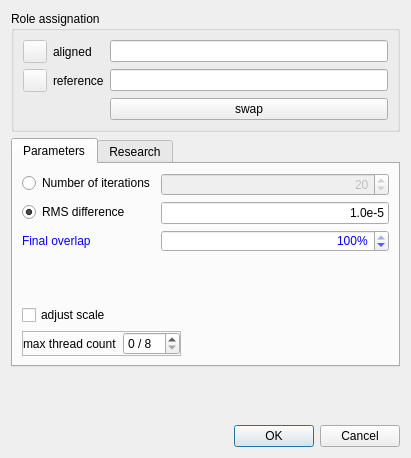
Qt form qCC/ui_templates/registrationDlg.ui (CloudCompare/CloudCompare) before a commit.
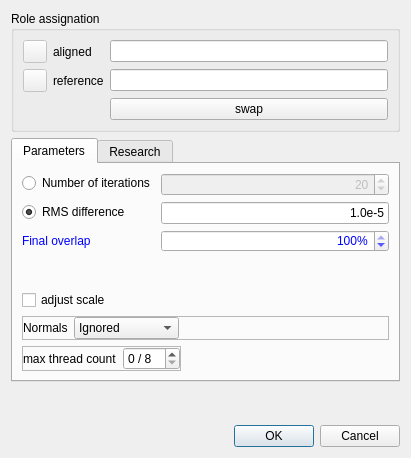
The same form after that commit.

Commit message: Updated version of CCCoreLib with a new ICP option to take normals into account

What changed in the file:
```diff
--- a/qCC/ui_templates/registrationDlg.ui
+++ b/qCC/ui_templates/registrationDlg.ui
@@ -254,7 +254,91 @@
         </widget>
        </item>
        <item>
+        <widget class="QFrame" name="useNormalsFrame">
+         <property name="frameShape">
+          <enum>QFrame::StyledPanel</enum>
+         </property>
+         <property name="frameShadow">
+          <enum>QFrame::Raised</enum>
+         </property>
+         <layout class="QHBoxLayout" name="horizontalLayout">
+          <property name="leftMargin">
+           <number>0</number>
+          </property>
+          <property name="topMargin">
+           <number>0</number>
+          </property>
+          <property name="rightMargin">
+           <number>0</number>
+          </property>
+          <property name="bottomMargin">
+           <number>0</number>
+          </property>
+          <item>
+           <widget class="QLabel" name="label_5">
+            <property name="text">
+             <string>Normals</string>
+            </property>
+           </widget>
+          </item>
+          <item>
+           <widget class="QComboBox" name="normalsComboBox">
+            <property name="toolTip">
+             <string>options to take normals into account, to improve the registration result</string>
+            </property>
+            <item>
+             <property name="text">
+              <string>Ignored</string>
+             </property>
+            </item>
+            <item>
+             <property name="text">
+              <string>Opposite side</string>
+             </property>
+            </item>
+            <item>
+             <property name="text">
+              <string>Same side</string>
+             </property>
+            </item>
+            <item>
+             <property name="text">
+              <string>Double-sided</string>
+             </property>
+            </item>
+           </widget>
+          </item>
+          <item>
+           <spacer name="horizontalSpacer_3">
+            <property name="orientation">
+             <enum>Qt::Horizontal</enum>
+            </property>
+            <property name="sizeHint" stdset="0">
+             <size>
+              <width>40</width>
+              <height>20</height>
+             </size>
+            </property>
+           </spacer>
+          </item>
+         </layout>
+        </widget>
+       </item>
+       <item>
+        <widget class="QFrame" name="threadingFrame">
         <layout class="QHBoxLayout" name="horizontalLayout_7">
+          <property name="leftMargin">
+           <number>0</number>
+          </property>
+          <property name="topMargin">
+           <number>0</number>
+          </property>
+          <property name="rightMargin">
+           <number>0</number>
+          </property>
+          <property name="bottomMargin">
+           <number>0</number>
+          </property>
          <item>
           <widget class="QFrame" name="threadCountFrame">
            <property name="frameShape">
@@ -311,6 +395,7 @@
           </spacer>
          </item>
         </layout>
+        </widget>
        </item>
       </layout>
      </widget>
```
Lines whose indentation alone changed are shown as unchanged. The commit also changes 12 other files.
